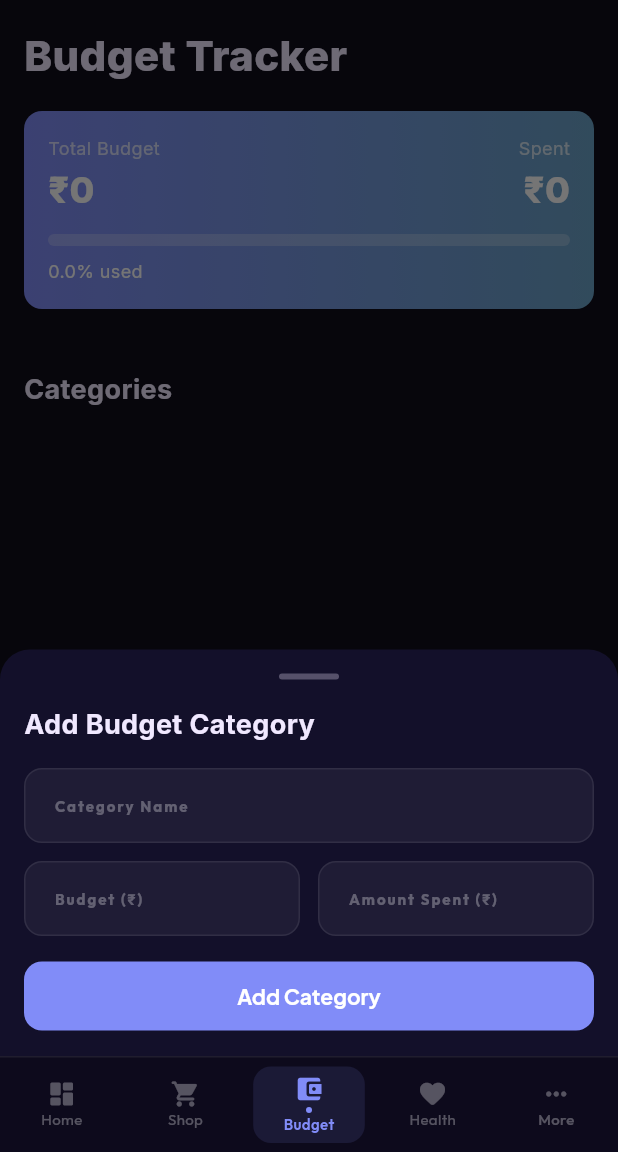
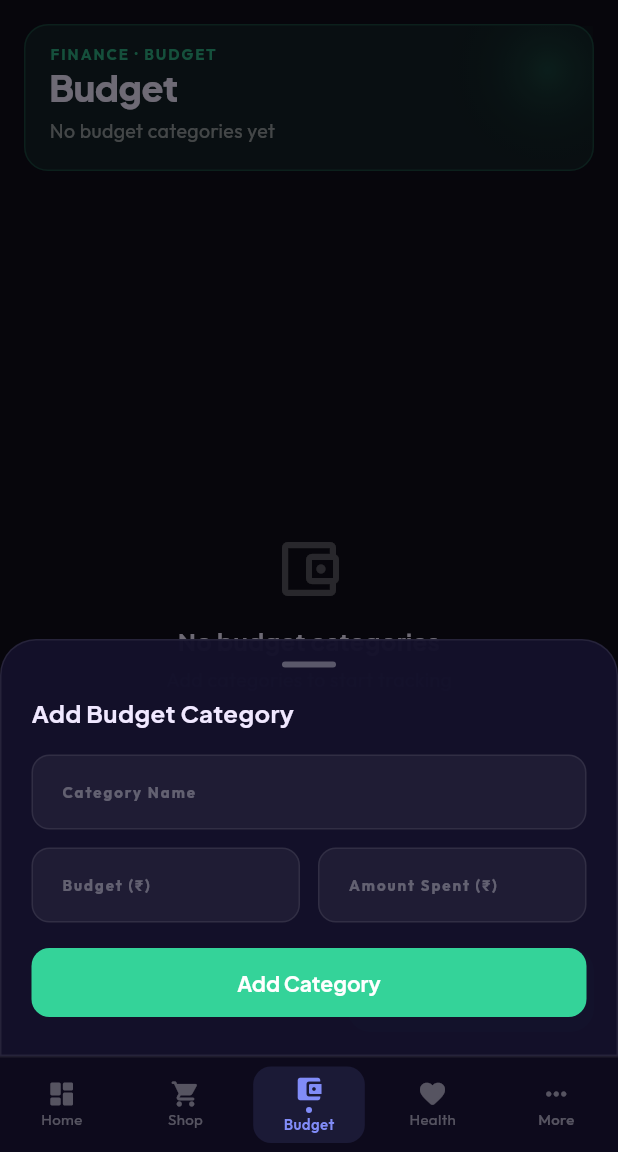
Before and after one commit to BalaMurugan2705/helper, a Flutter app: the BudgetScreen screen opened by its route, after a tap on "Add Category", on a phone screen of 412 x 824 dp, the part 84-1236 px from its top. Run offline on Flutter 3.47's test engine with Material 3 defaults, Android fonts, the phone set to English and light mode, and no system bars; our stand-ins replace cloud_firestore, firebase_auth, firebase_core, fl_chart, flutter_local_notifications, flutter_riverpod and 7 more; accounts and stored records are empty.

Commit message:
feat: apply Aurora redesign to Budget screen

```diff
--- a/lib/screens/budget/budget_screen.dart
+++ b/lib/screens/budget/budget_screen.dart
@@ -1,9 +1,13 @@
 import 'package:flutter/material.dart';
 import 'package:flutter_riverpod/flutter_riverpod.dart';
 import 'package:fl_chart/fl_chart.dart';
-import 'package:google_fonts/google_fonts.dart';
-import 'package:shimmer/shimmer.dart';
-import '../../core/theme/app_theme.dart';
+import '../../core/theme/app_colors.dart';
+import '../../core/theme/app_text_styles.dart';
+import '../../core/widgets/aurora_hero.dart';
+import '../../core/widgets/glass_card.dart';
+import '../../core/widgets/glass_tile.dart';
+import '../../core/widgets/status_chip.dart';
+import '../../core/widgets/glass_bottom_sheet.dart';
 import '../../models/budget_category.dart';
 import '../../providers/providers.dart';
 
@@ -14,43 +18,135 @@ class BudgetScreen extends ConsumerWidget {
   Widget build(BuildContext context, WidgetRef ref) {
     final budgetAsync = ref.watch(budgetProvider);
 
+    final totalBudget = budgetAsync.when(
+      data: (c) => c.fold(0.0, (s, x) => s + x.budgetAmount),
+      loading: () => 0.0, error: (_, __) => 0.0);
+    final totalSpent = budgetAsync.when(
+      data: (c) => c.fold(0.0, (s, x) => s + x.spentAmount),
+      loading: () => 0.0, error: (_, __) => 0.0);
+    final pct = totalBudget > 0 ? (totalSpent / totalBudget * 100).toInt() : 0;
+
     return Scaffold(
-      body: budgetAsync.when(
+      body: Column(
+        children: [
+          AuroraHero(
+            accent: AppColors.accentBudget,
+            eyebrow: 'FINANCE · BUDGET',
+            title: 'Budget',
+            subtitle: totalBudget > 0
+                ? '₹${totalSpent.toStringAsFixed(0)} of ₹${totalBudget.toStringAsFixed(0)} used'
+                : 'No budget categories yet',
+            trailing: totalBudget > 0
+                ? StatusChip.custom(
+                    label: '$pct%',
+                    accent: pct > 100
+                        ? AppColors.statusOverdue
+                        : pct > 90
+                            ? AppColors.statusPending
+                            : AppColors.accentBudget,
+                  )
+                : null,
+          ),
+          Expanded(
+            child: budgetAsync.when(
               data: (cats) => _buildContent(context, ref, cats),
-        loading: () => _loadingView(),
+              loading: () => const Center(child: CircularProgressIndicator(strokeWidth: 2)),
               error: (e, _) => Center(child: Text('Error: $e')),
             ),
+          ),
+        ],
+      ),
       floatingActionButton: FloatingActionButton.extended(
-        onPressed: () => _showAddEditModal(context, ref, null, service: ref.read(firebaseServiceProvider)!),
+        onPressed: () => _showAddEditModal(context, ref, null,
+            service: ref.read(firebaseServiceProvider)!),
         icon: const Icon(Icons.add),
-        label: const Text('Add Category'),
+        label: Text('Add Category', style: AppTextStyles.bodyMedium),
+        backgroundColor: AppColors.accentBudget,
+        foregroundColor: Colors.white,
       ),
     );
   }
 
   Widget _buildContent(
       BuildContext context, WidgetRef ref, List<BudgetCategory> cats) {
-    final cs = Theme.of(context).colorScheme;
+    if (cats.isEmpty) {
+      return Center(
+        child: Column(
+          mainAxisSize: MainAxisSize.min,
+          children: [
+            const Icon(Icons.account_balance_wallet_outlined,
+                size: 48, color: AppColors.textSubtle),
+            const SizedBox(height: 12),
+            Text('No budget categories', style: AppTextStyles.headlineSmall),
+            const SizedBox(height: 4),
+            Text('Add categories to start tracking',
+                style: AppTextStyles.bodyMedium),
+          ],
+        ),
+      );
+    }
     final totalBudget = cats.fold(0.0, (s, c) => s + c.budgetAmount);
-    final totalSpent = cats.fold(0.0, (s, c) => s + c.spentAmount);
-    final overBudget = cats.where((c) => c.isOverBudget).length;
+    final totalSpent  = cats.fold(0.0, (s, c) => s + c.spentAmount);
+    final overBudget  = cats.where((c) => c.isOverBudget).length;
+    final over = totalSpent > totalBudget;
 
     return SingleChildScrollView(
-      padding: const EdgeInsets.fromLTRB(16, 16, 16, 80),
+      padding: const EdgeInsets.fromLTRB(16, 20, 16, 80),
       child: Column(
         crossAxisAlignment: CrossAxisAlignment.start,
         children: [
-          Text('Budget Tracker',
-              style: GoogleFonts.inter(
-                  fontSize: 28, fontWeight: FontWeight.w800, color: cs.onSurface)),
-          const SizedBox(height: 16),
-          _buildSummaryCard(context, totalBudget, totalSpent, overBudget),
+          // Summary card
+          GlassCard(
+            accent: AppColors.accentBudget,
+            child: Column(
+              crossAxisAlignment: CrossAxisAlignment.start,
+              children: [
+                Row(
+                  mainAxisAlignment: MainAxisAlignment.spaceBetween,
+                  children: [
+                    Expanded(
+                      child: _SummaryStatRow(
+                        label: 'Total budget',
+                        value: '₹${totalBudget.toStringAsFixed(0)}',
+                        valueColor: AppColors.accentBudget,
+                      ),
+                    ),
+                    Expanded(
+                      child: _SummaryStatRow(
+                        label: 'Total spent',
+                        value: '₹${totalSpent.toStringAsFixed(0)}',
+                        valueColor: over ? AppColors.statusOverdue : AppColors.accentBudget,
+                      ),
+                    ),
+                    Expanded(
+                      child: _SummaryStatRow(
+                        label: 'Over budget',
+                        value: '$overBudget cat.',
+                        valueColor: overBudget > 0
+                            ? AppColors.statusOverdue
+                            : AppColors.statusDone,
+                      ),
+                    ),
+                  ],
+                ),
+                const SizedBox(height: 12),
+                LinearProgressIndicator(
+                  value: totalBudget > 0
+                      ? (totalSpent / totalBudget).clamp(0.0, 1.0)
+                      : 0.0,
+                  backgroundColor: AppColors.accentBudget.withValues(alpha: 0.1),
+                  valueColor: AlwaysStoppedAnimation(
+                      over ? AppColors.statusOverdue : AppColors.accentBudget),
+                  borderRadius: BorderRadius.circular(4),
+                  minHeight: 6,
+                ),
+              ],
+            ),
+          ),
           const SizedBox(height: 20),
           _buildBarChart(context, cats),
-          const SizedBox(height: 20),
-          Text('Categories',
-              style: GoogleFonts.inter(
-                  fontSize: 18, fontWeight: FontWeight.w700, color: cs.onSurface)),
+          const SizedBox(height: 24),
+          Text('Categories', style: AppTextStyles.headlineSmall),
           const SizedBox(height: 12),
           ...cats.map((c) => Padding(
                 padding: const EdgeInsets.only(bottom: 12),
@@ -61,91 +157,8 @@ class BudgetScreen extends ConsumerWidget {
     );
   }
 
-  Widget _buildSummaryCard(BuildContext context, double totalBudget,
-      double totalSpent, int overBudget) {
-    final pct = totalBudget > 0 ? totalSpent / totalBudget : 0.0;
-    final over = totalSpent > totalBudget;
-    return Container(
-      padding: const EdgeInsets.all(16),
-      decoration: BoxDecoration(
-        gradient: LinearGradient(
-          colors: over
-              ? [const Color(0xFFFF6B6B), const Color(0xFFEE0979)]
-              : [AppTheme.primaryPurple, AppTheme.accentTeal],
-        ),
-        borderRadius: BorderRadius.circular(12),
-      ),
-      child: Column(
-        crossAxisAlignment: CrossAxisAlignment.start,
-        children: [
-          Row(
-            mainAxisAlignment: MainAxisAlignment.spaceBetween,
-            children: [
-              Column(
-                crossAxisAlignment: CrossAxisAlignment.start,
-                children: [
-                  Text('Total Budget',
-                      style: GoogleFonts.inter(
-                          color: Colors.white70, fontSize: 12)),
-                  Text('₹${totalBudget.toStringAsFixed(0)}',
-                      style: GoogleFonts.inter(
-                          color: Colors.white,
-                          fontSize: 24,
-                          fontWeight: FontWeight.w800)),
-                ],
-              ),
-              Column(
-                crossAxisAlignment: CrossAxisAlignment.end,
-                children: [
-                  Text('Spent',
-                      style: GoogleFonts.inter(
-                          color: Colors.white70, fontSize: 12)),
-                  Text('₹${totalSpent.toStringAsFixed(0)}',
-                      style: GoogleFonts.inter(
-                          color: Colors.white,
-                          fontSize: 24,
-                          fontWeight: FontWeight.w800)),
-                ],
-              ),
-            ],
-          ),
-          const SizedBox(height: 12),
-          ClipRRect(
-            borderRadius: BorderRadius.circular(4),
-            child: LinearProgressIndicator(
-              value: pct.clamp(0.0, 1.0),
-              backgroundColor: Colors.white24,
-              valueColor:
-                  const AlwaysStoppedAnimation<Color>(Colors.white),
-              minHeight: 8,
-            ),
-          ),
-          const SizedBox(height: 8),
-          Row(
-            mainAxisAlignment: MainAxisAlignment.spaceBetween,
-            children: [
-              Text(
-                '${(pct * 100).toStringAsFixed(1)}% used',
-                style: GoogleFonts.inter(color: Colors.white, fontSize: 12),
-              ),
-              if (overBudget > 0)
-                Text(
-                  '$overBudget over budget',
-                  style: GoogleFonts.inter(
-                      color: Colors.white,
-                      fontSize: 12,
-                      fontWeight: FontWeight.w600),
-                ),
-            ],
-          ),
-        ],
-      ),
-    );
-  }
-
   Widget _buildBarChart(
       BuildContext context, List<BudgetCategory> cats) {
-    final cs = Theme.of(context).colorScheme;
     if (cats.isEmpty) return const SizedBox.shrink();
 
     final maxVal = cats
@@ -153,15 +166,13 @@ class BudgetScreen extends ConsumerWidget {
         .expand((e) => e)
         .reduce((a, b) => a > b ? a : b);
 
-    return Card(
-      child: Padding(
+    return GlassCard(
+      accent: AppColors.accentBudget,
       padding: const EdgeInsets.fromLTRB(16, 16, 16, 8),
       child: Column(
         crossAxisAlignment: CrossAxisAlignment.start,
         children: [
-            Text('Budget vs Spent',
-                style: GoogleFonts.inter(
-                    fontWeight: FontWeight.w700, color: cs.onSurface)),
+          Text('Budget vs Spent', style: AppTextStyles.headlineSmall),
           const SizedBox(height: 16),
           SizedBox(
             height: 200,
@@ -172,7 +183,7 @@ class BudgetScreen extends ConsumerWidget {
                   show: true,
                   drawVerticalLine: false,
                   getDrawingHorizontalLine: (v) => FlLine(
-                      color: cs.onSurface.withOpacity(0.1),
+                    color: AppColors.glassBorder,
                     strokeWidth: 1,
                   ),
                 ),
@@ -197,10 +208,7 @@ class BudgetScreen extends ConsumerWidget {
                             : cats[idx].category;
                         return Padding(
                           padding: const EdgeInsets.only(top: 4),
-                            child: Text(label,
-                                style: GoogleFonts.inter(
-                                    fontSize: 9,
-                                    color: cs.onSurface.withOpacity(0.6))),
+                          child: Text(label, style: AppTextStyles.bodySmall),
                         );
                       },
                       reservedSize: 28,
@@ -215,15 +223,15 @@ class BudgetScreen extends ConsumerWidget {
                     barRods: [
                       BarChartRodData(
                         toY: cat.budgetAmount,
-                          color: AppTheme.primaryPurple.withOpacity(0.5),
+                        color: AppColors.accentBudget.withValues(alpha: 0.5),
                         width: 12,
                         borderRadius: BorderRadius.circular(4),
                       ),
                       BarChartRodData(
                         toY: cat.spentAmount,
                         color: cat.isOverBudget
-                              ? Colors.red
-                              : AppTheme.accentTeal,
+                            ? AppColors.statusOverdue
+                            : AppColors.accentBudget,
                         width: 12,
                         borderRadius: BorderRadius.circular(4),
                       ),
@@ -238,38 +246,40 @@ class BudgetScreen extends ConsumerWidget {
           Row(
             mainAxisAlignment: MainAxisAlignment.center,
             children: [
-                _LegendItem(color: AppTheme.primaryPurple.withOpacity(0.5), label: 'Budget'),
+              _LegendItem(
+                  color: AppColors.accentBudget.withValues(alpha: 0.5),
+                  label: 'Budget'),
               const SizedBox(width: 16),
-                _LegendItem(color: AppTheme.accentTeal, label: 'Spent'),
+              _LegendItem(color: AppColors.accentBudget, label: 'Spent'),
             ],
           ),
         ],
       ),
-      ),
     );
   }
+}
 
-  Widget _loadingView() {
-    return SingleChildScrollView(
-      padding: const EdgeInsets.all(16),
-      child: Column(
-        children: List.generate(
-          5,
-          (i) => Padding(
-            padding: const EdgeInsets.only(bottom: 12),
-            child: Shimmer.fromColors(
-              baseColor: const Color(0xFF1A1A2E),
-              highlightColor: const Color(0xFF252540),
-              child: Container(
-                height: 100,
-                decoration: BoxDecoration(
-                    color: Colors.white,
-                    borderRadius: BorderRadius.circular(12)),
-              ),
-            ),
-          ),
-        ),
-      ),
+class _SummaryStatRow extends StatelessWidget {
+  final String label;
+  final String value;
+  final Color valueColor;
+
+  const _SummaryStatRow({
+    required this.label,
+    required this.value,
+    required this.valueColor,
+  });
+
+  @override
+  Widget build(BuildContext context) {
+    return Column(
+      crossAxisAlignment: CrossAxisAlignment.start,
+      children: [
+        Text(label, style: AppTextStyles.bodySmall),
+        const SizedBox(height: 2),
+        Text(value,
+            style: AppTextStyles.titleMedium.copyWith(color: valueColor)),
+      ],
     );
   }
 }
@@ -281,14 +291,11 @@ class _LegendItem extends StatelessWidget {
 
   @override
   Widget build(BuildContext context) {
-    final cs = Theme.of(context).colorScheme;
     return Row(
       children: [
         Container(width: 12, height: 12, color: color),
         const SizedBox(width: 4),
-        Text(label,
-            style: GoogleFonts.inter(
-                color: cs.onSurface.withOpacity(0.6), fontSize: 11)),
+        Text(label, style: AppTextStyles.bodySmall),
       ],
     );
   }
@@ -298,100 +305,37 @@ class BudgetCategoryCard extends ConsumerWidget {
   final BudgetCategory category;
   const BudgetCategoryCard({super.key, required this.category});
 
-  Color get _progressColor {
-    final pct = category.percentUsed;
-    if (pct > 1.0) return Colors.red;
-    if (pct > 0.9) return Colors.orange;
-    if (pct > 0.7) return Colors.yellow.shade700;
-    return Colors.green;
-  }
-
-  IconData _iconFromString(String icon) {
-    switch (icon) {
-      case 'shopping_basket':
-        return Icons.shopping_basket_rounded;
-      case 'bolt':
-        return Icons.bolt_rounded;
-      case 'movie':
-        return Icons.movie_rounded;
-      case 'directions_car':
-        return Icons.directions_car_rounded;
-      case 'favorite':
-        return Icons.favorite_rounded;
-      default:
-        return Icons.category_rounded;
-    }
-  }
-
   @override
   Widget build(BuildContext context, WidgetRef ref) {
     final service = ref.read(firebaseServiceProvider)!;
-    final cs = Theme.of(context).colorScheme;
     final pct = category.percentUsed;
 
-    return Card(
-      child: Padding(
-        padding: const EdgeInsets.all(16),
+    final Color statusColor = pct > 1.0
+        ? AppColors.statusOverdue
+        : pct > 0.9
+            ? AppColors.statusPending
+            : AppColors.statusDone;
+
+    return GlassCard(
+      accent: statusColor,
+      padding: const EdgeInsets.all(0),
       child: Column(
-          crossAxisAlignment: CrossAxisAlignment.start,
         children: [
-            Row(
+          GlassTile(
+            dotColor: statusColor,
+            title: category.category,
+            subtitle:
+                '₹${category.spentAmount.toStringAsFixed(0)} spent of ₹${category.budgetAmount.toStringAsFixed(0)}',
+            trailing: Row(
+              mainAxisSize: MainAxisSize.min,
               children: [
-                Container(
-                  width: 36,
-                  height: 36,
-                  decoration: BoxDecoration(
-                    color: _progressColor.withOpacity(0.15),
-                    borderRadius: BorderRadius.circular(8),
-                  ),
-                  child: Icon(_iconFromString(category.icon),
-                      color: _progressColor, size: 20),
-                ),
-                const SizedBox(width: 12),
-                Expanded(
-                  child: Column(
-                    crossAxisAlignment: CrossAxisAlignment.start,
-                    children: [
-                      Text(category.category,
-                          style: GoogleFonts.inter(
-                              fontWeight: FontWeight.w700, color: cs.onSurface)),
-                      Text(
-                        '₹${category.spentAmount.toStringAsFixed(0)} / ₹${category.budgetAmount.toStringAsFixed(0)}',
-                        style: GoogleFonts.inter(
-                            color: cs.onSurface.withOpacity(0.6),
-                            fontSize: 12),
-                      ),
-                    ],
-                  ),
-                ),
-                if (category.isOverBudget)
-                  Container(
-                    padding:
-                        const EdgeInsets.symmetric(horizontal: 8, vertical: 4),
-                    decoration: BoxDecoration(
-                      color: Colors.red.withOpacity(0.15),
-                      borderRadius: BorderRadius.circular(6),
-                    ),
-                    child: Text(
-                      'OVER BUDGET',
-                      style: GoogleFonts.inter(
-                          color: Colors.red,
-                          fontSize: 9,
-                          fontWeight: FontWeight.w700),
-                    ),
-                  ),
-                const SizedBox(width: 8),
-                Text(
-                  '${(pct * 100).toStringAsFixed(0)}%',
-                  style: GoogleFonts.inter(
-                    fontWeight: FontWeight.w700,
-                    color: _progressColor,
-                    fontSize: 14,
-                  ),
+                StatusChip.custom(
+                  label: '${(pct * 100).toInt()}%',
+                  accent: statusColor,
                 ),
                 PopupMenuButton<String>(
-                  icon: Icon(Icons.more_vert,
-                      color: cs.onSurface.withOpacity(0.5), size: 18),
+                  icon: const Icon(Icons.more_vert,
+                      color: AppColors.textSubtle, size: 18),
                   onSelected: (v) {
                     if (v == 'edit') {
                       _showAddEditModal(context, null, category,
@@ -402,41 +346,25 @@ class BudgetCategoryCard extends ConsumerWidget {
                   },
                   itemBuilder: (_) => [
                     const PopupMenuItem(value: 'edit', child: Text('Edit')),
-                    const PopupMenuItem(
-                        value: 'delete', child: Text('Delete')),
+                    const PopupMenuItem(value: 'delete', child: Text('Delete')),
                   ],
                 ),
               ],
             ),
-            const SizedBox(height: 12),
-            TweenAnimationBuilder<double>(
-              tween: Tween(begin: 0, end: pct.clamp(0.0, 1.0)),
-              duration: const Duration(milliseconds: 800),
-              curve: Curves.easeOut,
-              builder: (ctx, val, _) => ClipRRect(
+            onTap: () =>
+                _showAddEditModal(context, null, category, service: service),
+          ),
+          Padding(
+            padding: const EdgeInsets.fromLTRB(14, 0, 14, 10),
+            child: LinearProgressIndicator(
+              value: pct.clamp(0.0, 1.0),
+              backgroundColor: statusColor.withValues(alpha: 0.1),
+              valueColor: AlwaysStoppedAnimation(statusColor),
               borderRadius: BorderRadius.circular(4),
-                child: LinearProgressIndicator(
-                  value: val,
-                  backgroundColor: _progressColor.withOpacity(0.1),
-                  valueColor:
-                      AlwaysStoppedAnimation<Color>(_progressColor),
-                  minHeight: 8,
+              minHeight: 6,
             ),
           ),
-            ),
-            const SizedBox(height: 6),
-            Text(
-              category.isOverBudget
-                  ? 'Over by ₹${(category.spentAmount - category.budgetAmount).toStringAsFixed(0)}'
-                  : 'Remaining: ₹${category.remaining.toStringAsFixed(0)}',
-              style: GoogleFonts.inter(
-                  color: category.isOverBudget
-                      ? Colors.red
-                      : cs.onSurface.withOpacity(0.5),
-                  fontSize: 11),
-            ),
         ],
-        ),
       ),
     );
   }
@@ -444,13 +372,10 @@ class BudgetCategoryCard extends ConsumerWidget {
 
 Future<void> _showAddEditModal(BuildContext context, WidgetRef? ref,
     BudgetCategory? cat, {dynamic service}) async {
-  await showModalBottomSheet(
+  await showGlassSheet(
     context: context,
-    isScrollControlled: true,
-    backgroundColor: Theme.of(context).colorScheme.surface,
-    shape: const RoundedRectangleBorder(
-        borderRadius: BorderRadius.vertical(top: Radius.circular(20))),
-    builder: (ctx) => _BudgetCategoryModal(category: cat, service: service),
+    title: cat == null ? 'Add Budget Category' : 'Edit Budget Category',
+    content: _BudgetCategoryModal(category: cat, service: service),
   );
 }
 
@@ -490,35 +415,10 @@ class _BudgetCategoryModalState extends State<_BudgetCategoryModal> {
 
   @override
   Widget build(BuildContext context) {
-    final cs = Theme.of(context).colorScheme;
-    return Padding(
-      padding: EdgeInsets.only(
-        left: 16,
-        right: 16,
-        top: 16,
-        bottom: MediaQuery.of(context).viewInsets.bottom + 16,
-      ),
-      child: Column(
+    return Column(
       mainAxisSize: MainAxisSize.min,
       crossAxisAlignment: CrossAxisAlignment.start,
       children: [
-          Center(
-            child: Container(
-              width: 40,
-              height: 4,
-              decoration: BoxDecoration(
-                color: cs.onSurface.withOpacity(0.3),
-                borderRadius: BorderRadius.circular(2),
-              ),
-            ),
-          ),
-          const SizedBox(height: 16),
-          Text(
-            widget.category == null ? 'Add Budget Category' : 'Edit Budget Category',
-            style: GoogleFonts.inter(
-                fontSize: 18, fontWeight: FontWeight.w700, color: cs.onSurface),
-          ),
-          const SizedBox(height: 16),
         TextField(
             controller: _categoryCtrl,
             decoration: const InputDecoration(labelText: 'Category Name')),
@@ -546,7 +446,7 @@ class _BudgetCategoryModalState extends State<_BudgetCategoryModal> {
           width: double.infinity,
           child: ElevatedButton(
             style: ElevatedButton.styleFrom(
-                backgroundColor: AppTheme.primaryPurple,
+              backgroundColor: AppColors.accentBudget,
               foregroundColor: Colors.white,
               padding: const EdgeInsets.symmetric(vertical: 14),
               shape: RoundedRectangleBorder(
@@ -573,7 +473,6 @@ class _BudgetCategoryModalState extends State<_BudgetCategoryModal> {
           ),
         ),
       ],
-      ),
     );
   }
 }
```
Lines whose indentation alone changed are shown as unchanged.
